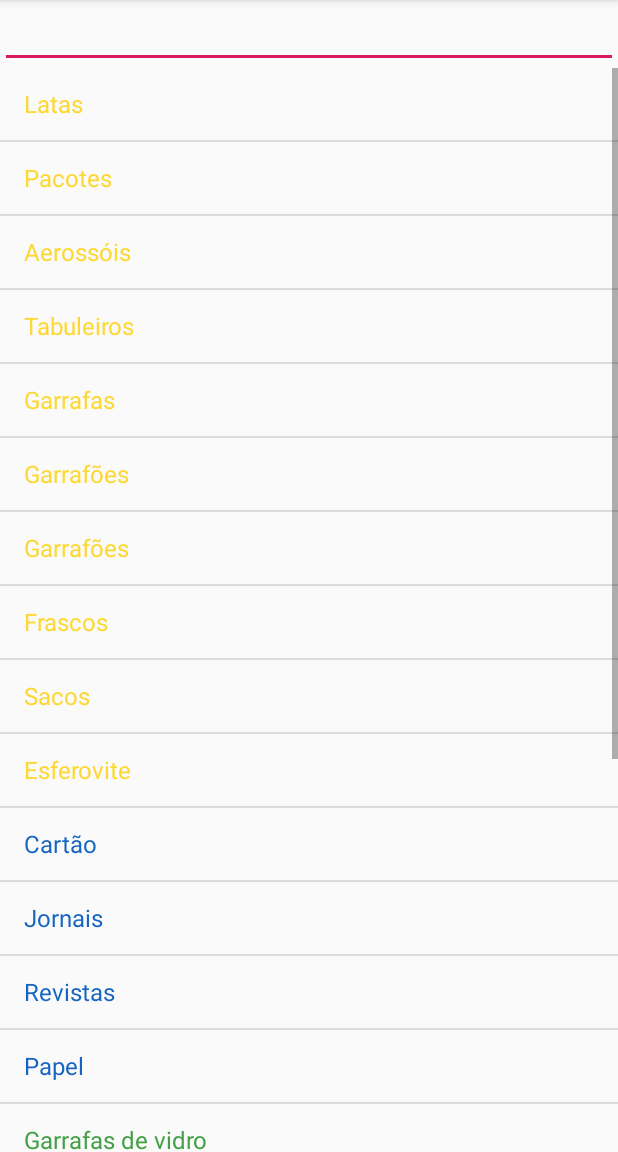
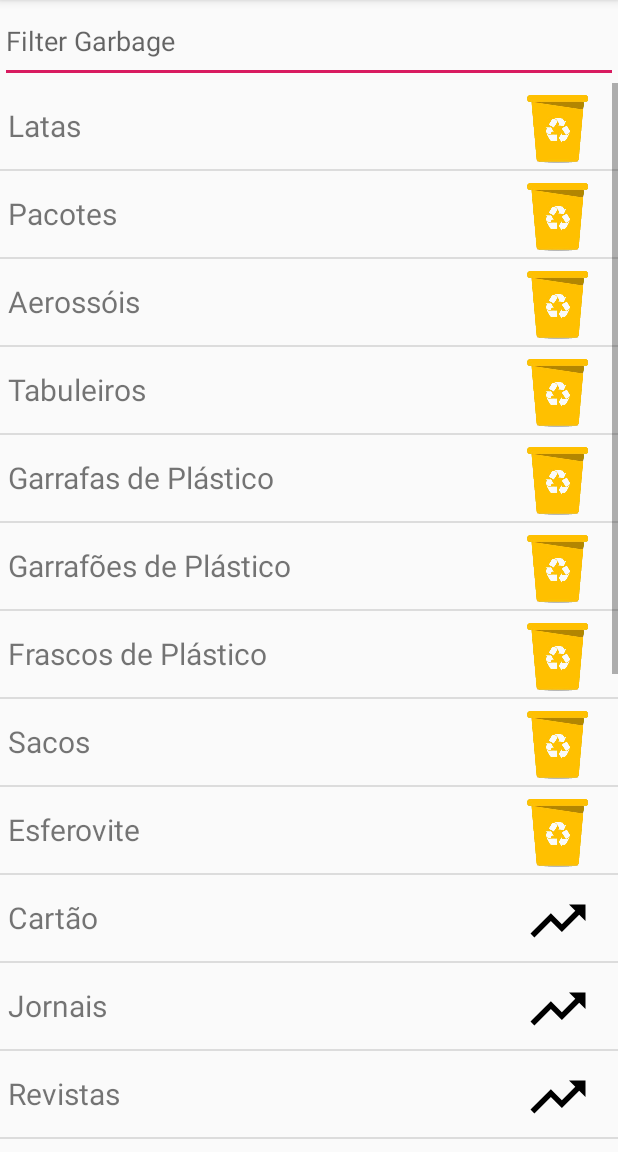
Before and after one commit to iMikeZz/PLmobileApp, an Android app: the FindGarbageActivity screen opened directly, with no data from a screen before it, on a phone screen of 412 x 824 dp, the part 84-1236 px from its top. Run offline under Robolectric (Android 15) with nearby library versions, the phone set to English and light mode, and no system bars.

Commit message:
Find Garbage 2.0 missing icons

```diff
--- /dev/null
+++ b/app/src/main/java/com/example/plogginglovers/Adapters/MyFindGarbageListAdapter.java
@@ -0,0 +1,89 @@
+package com.example.plogginglovers.Adapters;
+
+import android.app.Activity;
+import android.view.LayoutInflater;
+import android.view.View;
+import android.view.ViewGroup;
+import android.widget.ArrayAdapter;
+import android.widget.ImageView;
+import android.widget.TextView;
+
+import com.example.plogginglovers.Model.RecyclingManager;
+import com.example.plogginglovers.R;
+
+import java.util.ArrayList;
+import java.util.Locale;
+
+import androidx.core.content.ContextCompat;
+
+
+public class MyFindGarbageListAdapter extends ArrayAdapter<String> {
+    private final Activity context;
+    private final ArrayList<String> maintitle = new ArrayList<>(); //todo change variable name
+    private ArrayList<String> filterListAux = new ArrayList<>();
+
+    public MyFindGarbageListAdapter(Activity context, ArrayList<String> maintitles) {
+        super(context, R.layout.my_list, maintitles);
+        // TODO Auto-generated constructor stub
+
+        this.context=context;
+        maintitle.addAll(maintitles);
+        filterListAux.addAll(maintitles);
+    }
+
+    public View getView(int position, View view, ViewGroup parent) {
+        LayoutInflater inflater = context.getLayoutInflater();
+        View rowView = inflater.inflate(R.layout.my_list, null,true);
+
+        TextView titleText = (TextView) rowView.findViewById(R.id.title);
+        ImageView imageView = (ImageView) rowView.findViewById(R.id.icon);
+
+        System.out.println(titleText.getText().toString());
+        String ecoponto = RecyclingManager.INSTANCE.getEcoponto(maintitle.get(position));
+        if (ecoponto.equals("Amarelo")){
+            titleText.setText(maintitle.get(position));
+            imageView.setImageResource(R.drawable.ecoponto_amarelo);
+            //textView.setTextColor(ContextCompat.getColor(getContext(), R.color.yellowEcoponto));
+        } else if (ecoponto.equals("Azul")){
+            titleText.setText(maintitle.get(position));
+            imageView.setImageResource(R.drawable.ic_stats_black_24dp);
+            //textView.setTextColor(ContextCompat.getColor(getContext(), R.color.blueEcoponto));
+        } else if (ecoponto.equals("Verde")){
+            titleText.setText(maintitle.get(position));
+            imageView.setImageResource(R.drawable.ic_stats_black_24dp);
+            //textView.setTextColor(ContextCompat.getColor(getContext(), R.color.greenEcoponto));
+        } else{
+            titleText.setText(maintitle.get(position));
+            imageView.setImageResource(R.drawable.ic_stats_black_24dp);
+            imageView.setBackgroundColor(ContextCompat.getColor(getContext(), R.color.communEcoponto));
+            //textView.setTextColor(ContextCompat.getColor(getContext(), R.color.communEcoponto));
+        }
+
+        return rowView;
+    }
+
+    @Override
+    public int getCount() {
+        return maintitle.size();
+    }
+
+    // Filter Class
+    public void filter(String charText) {
+        charText = charText.toLowerCase(Locale.getDefault());
+        maintitle.clear();
+        if (charText.length() == 0) {
+            maintitle.addAll(filterListAux);
+        }
+        else
+        {
+            for (String wp : filterListAux)
+            {
+                if (wp.toLowerCase(Locale.getDefault()).contains(charText))
+                {
+                    maintitle.add(wp);
+                }
+            }
+        }
+        notifyDataSetChanged();
+    }
+}
--- a/app/src/main/java/com/example/plogginglovers/FindGarbageActivity.java
+++ b/app/src/main/java/com/example/plogginglovers/FindGarbageActivity.java
@@ -15,13 +15,16 @@ import android.widget.EditText;
 import android.widget.ListView;
 import android.widget.TextView;
 
+import com.example.plogginglovers.Adapters.MyFindGarbageListAdapter;
 import com.example.plogginglovers.Model.RecyclingManager;
 
 import java.util.ArrayList;
+import java.util.Locale;
 
 public class FindGarbageActivity extends AppCompatActivity {
 
-    private ArrayAdapter adapter;
+    private MyFindGarbageListAdapter adapter;
+    private EditText editTextFilter;
 
     @Override
     protected void onCreate(Bundle savedInstanceState) {
@@ -29,8 +32,12 @@ public class FindGarbageActivity extends AppCompatActivity {
         setContentView(R.layout.activity_find_garbage);
 
         ListView listViewGarbage = (ListView) findViewById(R.id.listOfGarbage);
-        EditText editTextFilter = (EditText) findViewById(R.id.searchFilter);
+        editTextFilter = (EditText) findViewById(R.id.searchFilter);
 
+
+        adapter = new MyFindGarbageListAdapter(this, RecyclingManager.INSTANCE.getGarbagesWithoutEcopontos());
+
+        /*
         adapter = new ArrayAdapter(this, android.R.layout.simple_list_item_1, RecyclingManager.INSTANCE.getGarbages()){
             @Override
             public View getView(int position, View convertView, ViewGroup parent) {
@@ -49,6 +56,7 @@ public class FindGarbageActivity extends AppCompatActivity {
                 return textView;
             }
         };
+        */
         listViewGarbage.setAdapter(adapter);
 
         editTextFilter.addTextChangedListener(new TextWatcher() {
@@ -59,7 +67,8 @@ public class FindGarbageActivity extends AppCompatActivity {
 
             @Override
             public void onTextChanged(CharSequence s, int start, int before, int count) {
-                (FindGarbageActivity.this).adapter.getFilter().filter(s);
+                adapter.filter(editTextFilter.getText().toString().toLowerCase(Locale.getDefault()));
+                //(FindGarbageActivity.this).adapter.filter(s.toString());
             }
 
             @Override
--- a/app/src/main/java/com/example/plogginglovers/Model/RecyclingManager.java
+++ b/app/src/main/java/com/example/plogginglovers/Model/RecyclingManager.java
@@ -15,10 +15,9 @@ public enum RecyclingManager {
         this.garbages.add(new Garbage("Pacotes", "Amarelo"));
         this.garbages.add(new Garbage("Aerossóis", "Amarelo"));
         this.garbages.add(new Garbage("Tabuleiros", "Amarelo"));
-        this.garbages.add(new Garbage("Garrafas", "Amarelo"));
-        this.garbages.add(new Garbage("Garrafões", "Amarelo"));
-        this.garbages.add(new Garbage("Garrafões", "Amarelo"));
-        this.garbages.add(new Garbage("Frascos", "Amarelo"));
+        this.garbages.add(new Garbage("Garrafas de Plástico", "Amarelo"));
+        this.garbages.add(new Garbage("Garrafões de Plástico", "Amarelo"));
+        this.garbages.add(new Garbage("Frascos de Plástico", "Amarelo"));
         this.garbages.add(new Garbage("Sacos", "Amarelo"));
         this.garbages.add(new Garbage("Esferovite", "Amarelo"));
         //Azul
@@ -37,8 +36,6 @@ public enum RecyclingManager {
         this.garbages.add(new Garbage("Janelas", "Comum"));
         this.garbages.add(new Garbage("Espelhos", "Comum"));
         this.garbages.add(new Garbage("Lâmpadas", "Comum"));
-
-
     }
 
     public List<Garbage> getGarbages() {
@@ -54,4 +51,14 @@ public enum RecyclingManager {
 
         return null;
     }
+
+    public ArrayList<String> getGarbagesWithoutEcopontos(){
+        ArrayList<String> garbages = new ArrayList<>();
+
+        for (Garbage garbage: getGarbages()) {
+            garbages.add(garbage.getGarbage());
+        }
+
+        return garbages;
+    }
 }
--- a/app/src/main/res/layout/activity_find_garbage.xml
+++ b/app/src/main/res/layout/activity_find_garbage.xml
@@ -10,8 +10,9 @@
     <AutoCompleteTextView
         android:id="@+id/searchFilter"
         android:layout_width="match_parent"
-        android:layout_height="90dp"
-        android:layout_weight="1" />
+        android:layout_height="110dp"
+        android:layout_weight="1"
+        android:hint="Filter Garbage" />
 
     <ListView
         android:layout_width="match_parent"
--- /dev/null
+++ b/app/src/main/res/layout/my_list.xml
@@ -0,0 +1,32 @@
+<?xml version="1.0" encoding="utf-8"?>
+<RelativeLayout xmlns:android="http://schemas.android.com/apk/res/android"
+    android:layout_width="match_parent"
+    android:layout_height="match_parent"
+    android:orientation="horizontal">
+
+    <LinearLayout
+        android:layout_width="wrap_content"
+        android:layout_height="wrap_content"
+        android:orientation="vertical">
+
+        <TextView
+            android:id="@+id/title"
+            android:layout_width="333dp"
+            android:layout_height="57dp"
+            android:gravity="center_vertical|start"
+            android:padding="5dp"
+            android:textSize="20sp" />
+
+    </LinearLayout>
+
+    <ImageView
+        android:id="@+id/icon"
+        android:layout_width="44dp"
+        android:layout_height="45dp"
+        android:layout_alignParentTop="true"
+        android:layout_alignParentEnd="true"
+        android:layout_marginStart="0dp"
+        android:layout_marginTop="8dp"
+        android:layout_marginEnd="18dp"
+        android:gravity="center" />
+</RelativeLayout>
```
Also changed, not shown: app/src/main/res/drawable/ecoponto_amarelo.png (added).
